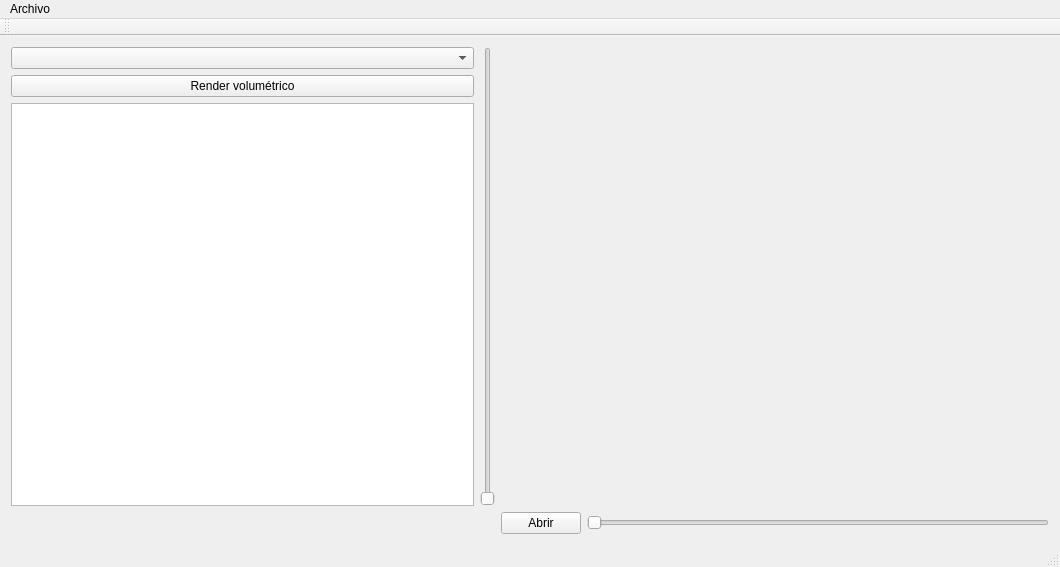
Above: bmc/bmc.ui from rics-ucsp/bmc before the change. Below: the same form after it.
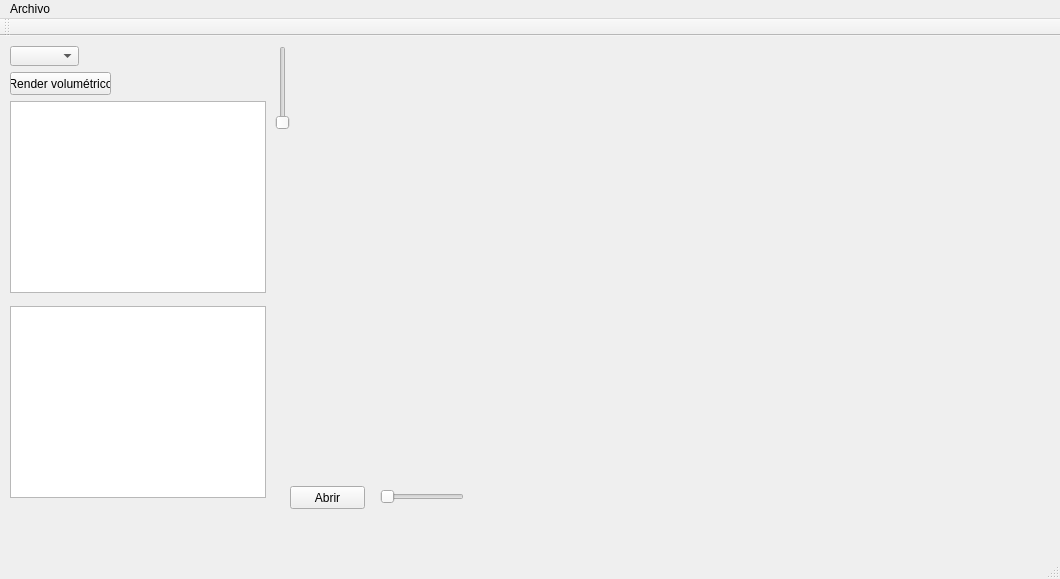
That is the form after the change. Custom widgets are drawn as their Qt base class.

The edit to the form file:
```diff
--- a/bmc/bmc.ui
+++ b/bmc/bmc.ui
@@ -7,56 +7,105 @@
     <x>0</x>
     <y>0</y>
     <width>1060</width>
-    <height>567</height>
+    <height>579</height>
    </rect>
   </property>
   <property name="windowTitle">
    <string>bmc</string>
   </property>
   <widget class="QWidget" name="centralWidget">
-   <layout class="QGridLayout" name="gridLayout_2">
-    <item row="0" column="0">
-     <layout class="QGridLayout" name="gridLayout">
-      <item row="0" column="0">
-       <widget class="QComboBox" name="comboBox"/>
-      </item>
-      <item row="1" column="0">
+   <widget class="QComboBox" name="comboBox">
+    <property name="geometry">
+     <rect>
+      <x>10</x>
+      <y>10</y>
+      <width>69</width>
+      <height>20</height>
+     </rect>
+    </property>
+   </widget>
        <widget class="QPushButton" name="pushButton">
+    <property name="geometry">
+     <rect>
+      <x>10</x>
+      <y>36</y>
+      <width>101</width>
+      <height>23</height>
+     </rect>
+    </property>
         <property name="text">
          <string>Render volumétrico</string>
         </property>
        </widget>
-      </item>
-      <item row="0" column="2" rowspan="3" colspan="2">
-       <widget class="QVTKWidget" name="vtkRenderer"/>
-      </item>
-      <item row="2" column="0">
-       <widget class="QTableWidget" name="tableWidget"/>
-      </item>
-      <item row="3" column="2">
+   <widget class="QVTKWidget" name="vtkRenderer">
+    <property name="geometry">
+     <rect>
+      <x>300</x>
+      <y>20</y>
+      <width>751</width>
+      <height>421</height>
+     </rect>
+    </property>
+   </widget>
+   <widget class="QTableWidget" name="tableWidget">
+    <property name="geometry">
+     <rect>
+      <x>10</x>
+      <y>65</y>
+      <width>256</width>
+      <height>192</height>
+     </rect>
+    </property>
+   </widget>
        <widget class="QPushButton" name="btnOpenDCMFolder">
+    <property name="geometry">
+     <rect>
+      <x>290</x>
+      <y>450</y>
+      <width>75</width>
+      <height>23</height>
+     </rect>
+    </property>
         <property name="text">
          <string>Abrir</string>
         </property>
        </widget>
-      </item>
-      <item row="3" column="3">
        <widget class="QSlider" name="hSliderDCM">
+    <property name="geometry">
+     <rect>
+      <x>380</x>
+      <y>450</y>
+      <width>84</width>
+      <height>22</height>
+     </rect>
+    </property>
         <property name="orientation">
          <enum>Qt::Horizontal</enum>
         </property>
        </widget>
-      </item>
-      <item row="0" column="1" rowspan="3">
        <widget class="QSlider" name="verticalSlider">
+    <property name="geometry">
+     <rect>
+      <x>272</x>
+      <y>10</y>
+      <width>22</width>
+      <height>84</height>
+     </rect>
+    </property>
         <property name="orientation">
          <enum>Qt::Vertical</enum>
         </property>
        </widget>
-      </item>
-     </layout>
-    </item>
-   </layout>
+   <widget class="QListWidget" name="listWidget">
+    <property name="geometry">
+     <rect>
+      <x>10</x>
+      <y>270</y>
+      <width>256</width>
+      <height>192</height>
+     </rect>
+    </property>
+   </widget>
   </widget>
   <widget class="QMenuBar" name="menuBar">
    <property name="geometry">
```
Lines whose indentation alone changed are shown as unchanged.
